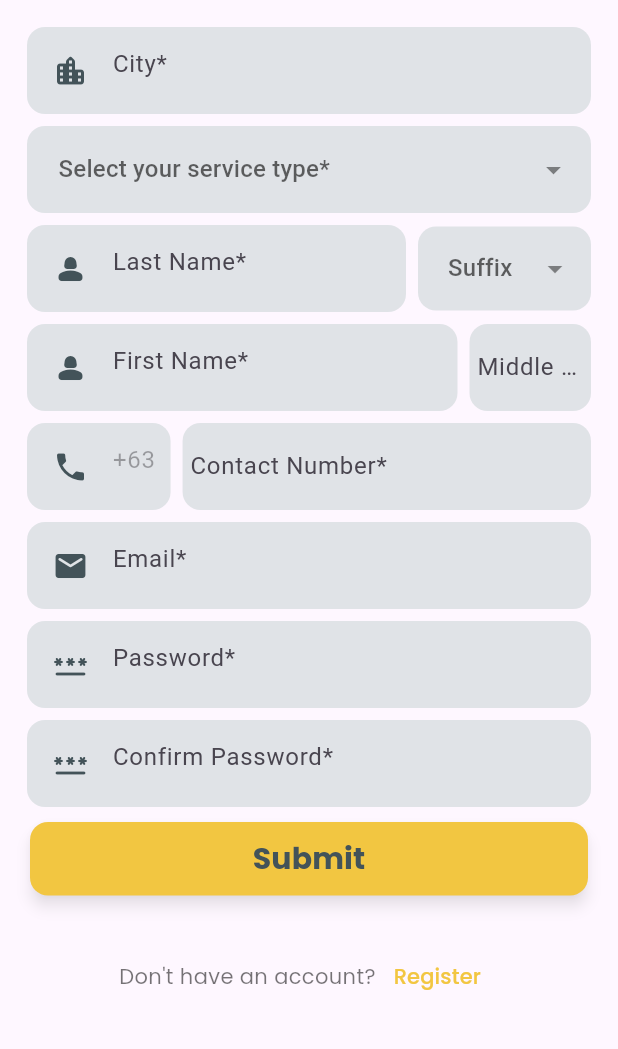
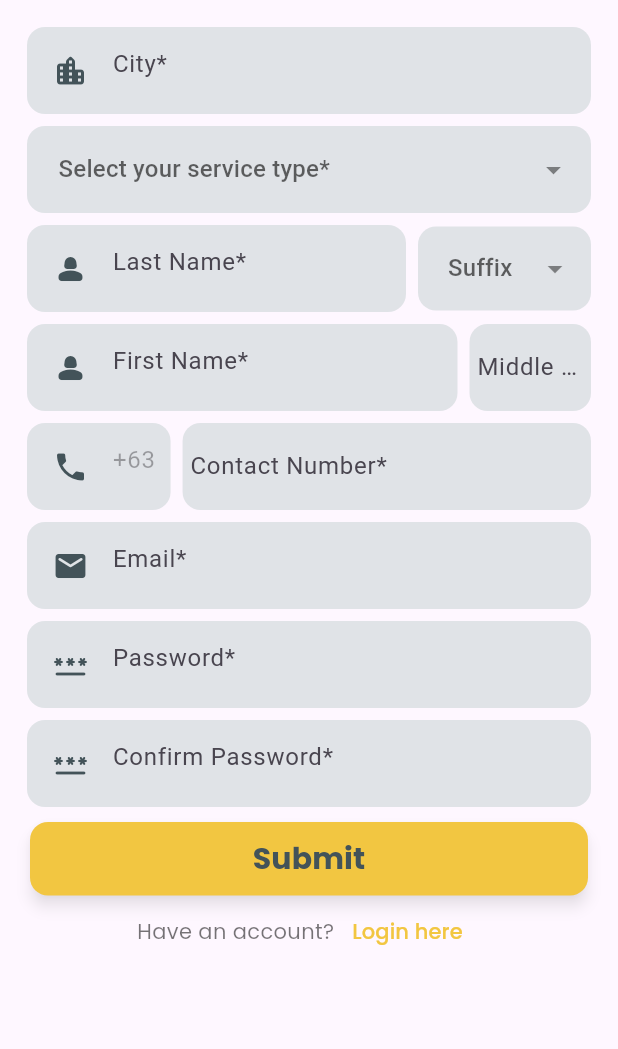
Before and after one commit to rowelalvero/eatseasy_riders_app, a Flutter app: the RegisterScreen screen opened directly, on a phone screen of 412 x 824 dp, the part 84-1133 px from its top. Run offline on Flutter 3.47's test engine with Material 3 defaults, Android fonts, the phone set to English and light mode, and no system bars; our stand-ins replace cloud_firestore, dropdown_button2, firebase_auth, firebase_core, firebase_storage, image_picker and 2 more; accounts and stored records are empty.

Commit message:
RegisterScreen Added a button to login page asking if the user has already an account.

```diff
--- a/lib/authentication/register.dart
+++ b/lib/authentication/register.dart
@@ -1119,11 +1119,6 @@ class _RegisterScreenState extends State<RegisterScreen> {
                 ),
               ),
 
-              //spacing
-              const SizedBox(
-                height: 30,
-              ),
-
               //Register Button
               Column(
                 mainAxisAlignment: MainAxisAlignment.center,
@@ -1132,7 +1127,7 @@ class _RegisterScreenState extends State<RegisterScreen> {
                     mainAxisAlignment: MainAxisAlignment.center,
                     children: [
                       const Text(
-                        "Don't have an account?",
+                        "Have an account?",
                         style: TextStyle(
                           fontSize: 14,
                           fontFamily: "Poppins",
@@ -1141,9 +1136,9 @@ class _RegisterScreenState extends State<RegisterScreen> {
                       ),
 
                       TextButton(
-                        onPressed: () => const LogInScreen(),
+                        onPressed: () => Navigator.of(context).pop(),
                         child: const Text(
-                          "Register",
+                          "Login here",
                           style: TextStyle(
                             fontSize: 14,
                             fontFamily: "Poppins",
```
